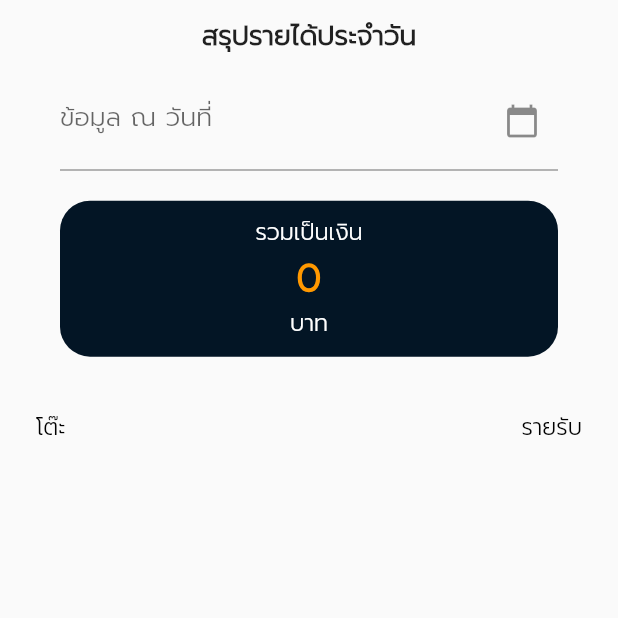
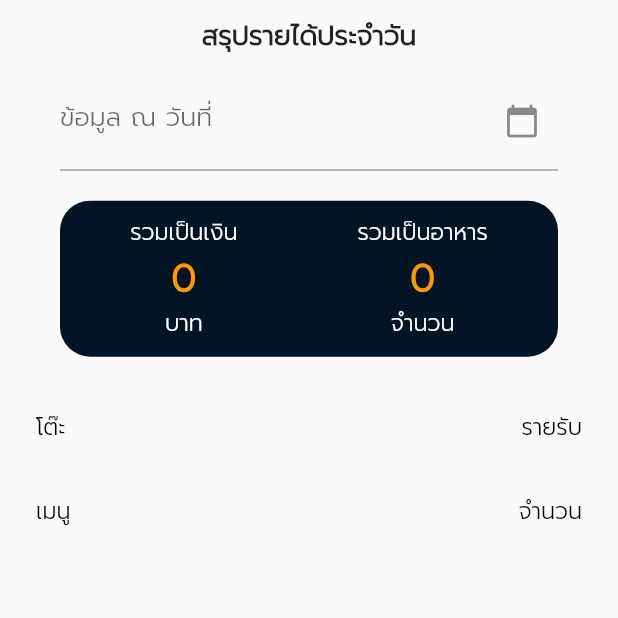
Before and after one commit to boatsuka/flutter_restaurant, a Flutter app: the AdminDashboard screen opened directly, on a phone screen of 412 x 824 dp, the top half of it. Run offline on Flutter 3.47's test engine with Material 2 defaults, Android fonts, the phone set to English and light mode, and no system bars; our stand-ins replace badges, cached_network_image, carousel_slider, cloud_firestore, firebase_auth, firebase_storage and 6 more; missing offline and left inert: dart:html; accounts and stored records are empty; statements that could not run were skipped.

Commit message:
update function count product

```diff
--- a/lib/admin/dashboard.dart
+++ b/lib/admin/dashboard.dart
@@ -1,3 +1,4 @@
+import 'package:carousel_slider/carousel_slider.dart';
 import 'package:intl/intl.dart';
 import 'package:flutter/material.dart';
 import 'package:flutter_restaurant/helper.dart';
@@ -15,7 +16,9 @@ class _AdminDashboardState extends State<AdminDashboard> {
   Helper helper = Helper();
   DateTime reportDate;
   double totalPrice = 0;
+  double totalProduct = 0;
   List<Map> results = [];
+  List<Map> products = [];
 
   final dbRef = FirebaseFirestore.instance;
 
@@ -55,8 +58,32 @@ class _AdminDashboardState extends State<AdminDashboard> {
           .where('orderDate', isGreaterThanOrEqualTo: startDate)
           .get();
 
+      QuerySnapshot ps = await dbRef
+          .collection('restaurantDB')
+          .doc('s1KEI8hv3vt9UveKERtJ')
+          .collection('order-items')
+          .where('itemStatus', isEqualTo: 'SERVED')
+          .where('orderDate', isLessThanOrEqualTo: endDate)
+          .where('orderDate', isGreaterThanOrEqualTo: startDate)
+          .get();
+
       double _totalPrice = 0;
+      double _totalProduct = 0;
+
       List<Map> _results = [];
+      List<Map> _products = [];
+
+      ps.docs.forEach((tDocument) {
+        Map product = new Map();
+
+        double totalProduct = tDocument['qty'];
+
+        product['productName'] = tDocument['productName'];
+        product['total'] = tDocument['qty'];
+
+        _totalProduct += totalProduct;
+        _products.add(product);
+      });
 
       qsTable.docs.forEach((tDocument) {
         Map table = new Map();
@@ -65,6 +92,7 @@ class _AdminDashboardState extends State<AdminDashboard> {
 
         qs.docs.forEach((document) {
           Map data = document.data();
+
           if (document['tableId'] == tDocument.id) {
             double qtyPrice = document['qty'] * document['price'];
             if (data.containsKey('options')) {
@@ -84,6 +112,8 @@ class _AdminDashboardState extends State<AdminDashboard> {
 
       setState(() {
         results = _results;
+        products = _products;
+        totalProduct = _totalProduct;
         totalPrice = _totalPrice;
       });
     } catch (error) {
@@ -125,13 +155,12 @@ class _AdminDashboardState extends State<AdminDashboard> {
                           child: child,
                           data: ThemeData.light().copyWith(
                               primaryColor: ThemeColors.kPrimaryColor,
-                              accentColor: ThemeColors.kAccentColor,
+                              buttonTheme: ButtonThemeData(
+                                textTheme: ButtonTextTheme.primary,
+                              ),
                               colorScheme: ColorScheme.light(
                                 primary: ThemeColors.kPrimaryColor,
-                              ),
-                              buttonTheme: ButtonThemeData(
-                                textTheme: ButtonTextTheme.primary,
-                              )),
+                              ).copyWith(secondary: ThemeColors.kAccentColor)),
                         );
                       });
                   if (selectedDate != null) {
@@ -157,9 +186,13 @@ class _AdminDashboardState extends State<AdminDashboard> {
             borderRadius: BorderRadius.circular(20),
             color: ThemeColors.kPrimaryColor,
           ),
-          child: Column(
+          child: Row(
             mainAxisAlignment: MainAxisAlignment.center,
             crossAxisAlignment: CrossAxisAlignment.center,
+            children: [
+              Container(
+                padding: EdgeInsets.only(right: 80),
+                child: Column(
                   children: [
                     Text(
                       'รวมเป็นเงิน',
@@ -179,6 +212,30 @@ class _AdminDashboardState extends State<AdminDashboard> {
                   ],
                 ),
               ),
+              Container(
+                child: Column(
+                  children: [
+                    Text(
+                      'รวมเป็นอาหาร',
+                      style: TextStyle(color: Colors.white),
+                    ),
+                    Text(
+                      '${helper.formatNumber(totalProduct, 0)}',
+                      style: TextStyle(
+                          fontSize: 25,
+                          fontWeight: FontWeight.bold,
+                          color: Colors.orange),
+                    ),
+                    Text(
+                      'จำนวน',
+                      style: TextStyle(color: Colors.white),
+                    )
+                  ],
+                ),
+              )
+            ],
+          ),
+        ),
         DataTable(
             columns: [
               DataColumn(label: Text('โต๊ะ')),
@@ -189,6 +246,17 @@ class _AdminDashboardState extends State<AdminDashboard> {
                 DataCell(Text('${item['tableName']}')),
                 DataCell(Text('${helper.formatNumber(item['total'], 0)}')),
               ]);
+            }).toList()),
+        DataTable(
+            columns: [
+              DataColumn(label: Text('เมนู')),
+              DataColumn(label: Text('จำนวน'), numeric: true)
+            ],
+            rows: products.map((item) {
+              return DataRow(cells: [
+                DataCell(Text('${item['productName']}')),
+                DataCell(Text('${helper.formatNumber(item['total'], 0)}')),
+              ]);
             }).toList())
       ],
     ));
--- a/pubspec.yaml
+++ b/pubspec.yaml
@@ -38,6 +38,7 @@ dependencies:
   firebase_storage: ^10.0.3
   cloud_firestore: ^2.5.1
   image_picker: ^0.8.4
+  carousel_slider: ^4.0.0
   responsive_grid: ^2.0.0
   flutter_slidable: ^0.6.0
   shared_preferences: ^2.0.7
```
Also changed, not shown: pubspec.lock. Lines whose indentation alone changed are shown as unchanged.
